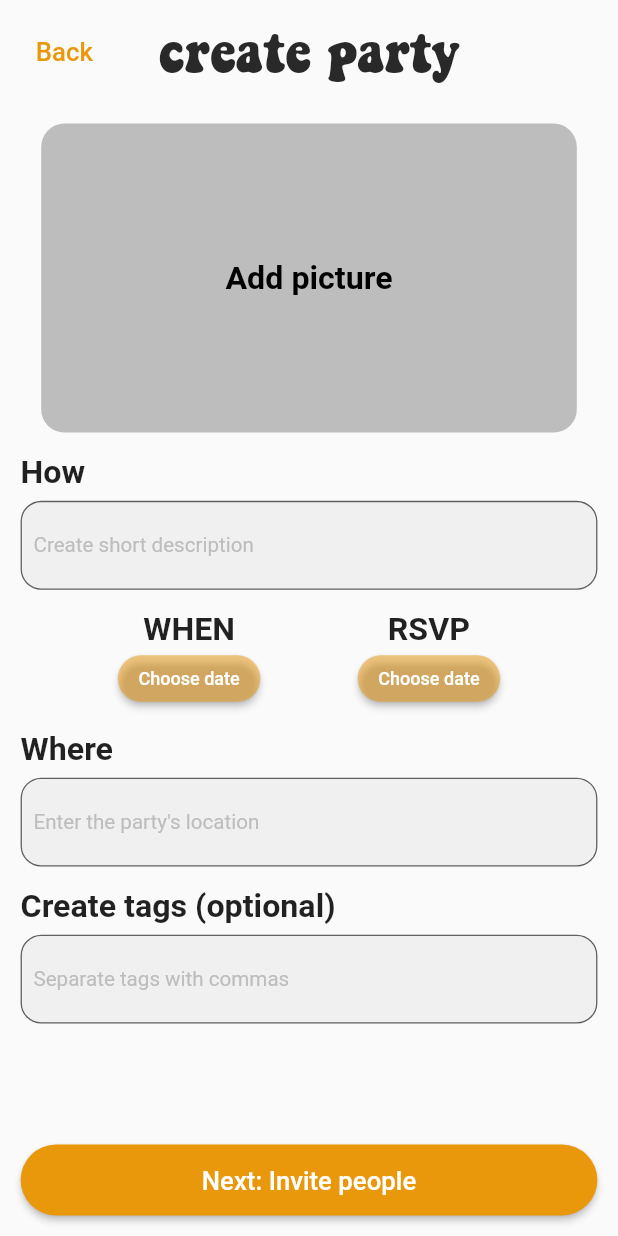
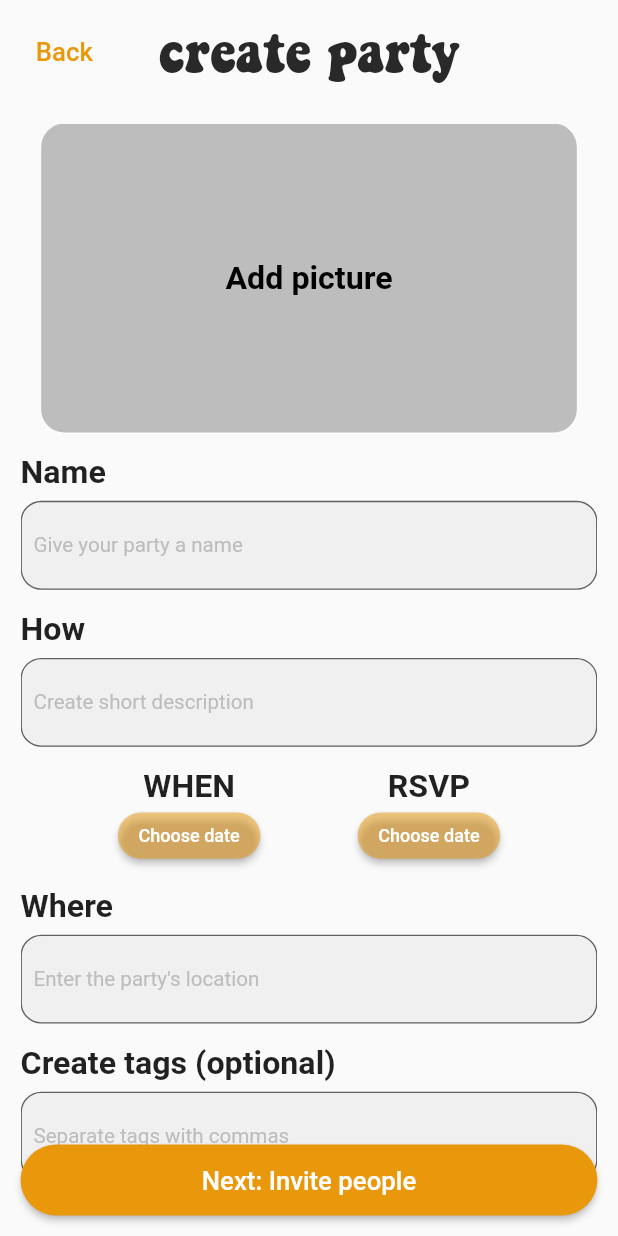
Before and after one commit to stoicadianaa/let-s-party-app, a Flutter app: the CreatePartyScreen screen opened directly, on a phone screen of 412 x 824 dp. Run offline on Flutter 3.47's test engine with Material 2 defaults, Android fonts, the phone set to English and light mode, and no system bars; our stand-ins replace cloud_firestore, firebase_auth, firebase_core, firebase_database, firebase_storage, flutter_svg and 4 more; missing offline and left inert: dart:ffi; accounts and stored records are empty.

```diff
--- a/lib/app/create_your_party/create_party_screen.dart
+++ b/lib/app/create_your_party/create_party_screen.dart
@@ -56,6 +56,33 @@ class CreatePartyScreen extends StatelessWidget {
                 crossAxisAlignment: CrossAxisAlignment.start,
                 children: [
                   ImagePickingZone(bloc: bloc,),
+                  const SizedBox(
+                    height: AppDimens.padding_2x,
+                  ),
+                  const Text(
+                    "Name",
+                    style: TextStyle(
+                      fontWeight: FontWeight.bold,
+                      fontSize: 25,
+                    ),
+                  ),
+                  const SizedBox(
+                    height: AppDimens.padding,
+                  ),
+                  InputField(
+                    hintText: "Give your party a name",
+                    onChanged: (val) {
+                      bloc.partyModel.name = val;
+                    },
+                    textInputAction: TextInputAction.next,
+                    keyboardType: TextInputType.emailAddress,
+                    validator: (description) {
+                      if (description != null && description != '') {
+                        return null;
+                      }
+                      return "Invalid description";
+                    },
+                  ),
                   const SizedBox(
                     height: AppDimens.padding_2x,
                   ),
@@ -203,7 +230,10 @@ class CreatePartyScreen extends StatelessWidget {
                     },
                   ),
                   const SizedBox(
-                    height: AppDimens.padding_2x,
+                    height: AppDimens.padding_4x,
+                  ),
+                  const SizedBox(
+                    height: AppDimens.padding_4x,
                   ),
                 ],
               ),
```
Also changed, not shown: lib/app/everything_is_ready/everything_is_ready_screen.dart (added, +89 -0 lines), lib/app/what_is_needed/what_is_needed_screen.dart (+7 -6 lines), assets/images/party_people.svg (added).
